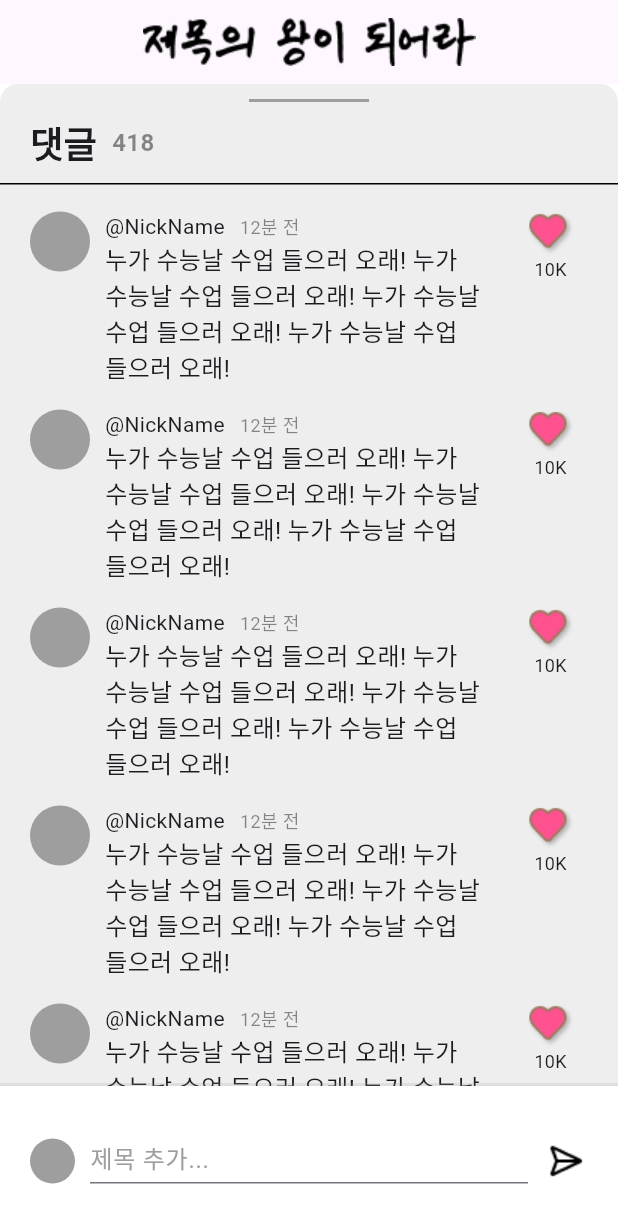
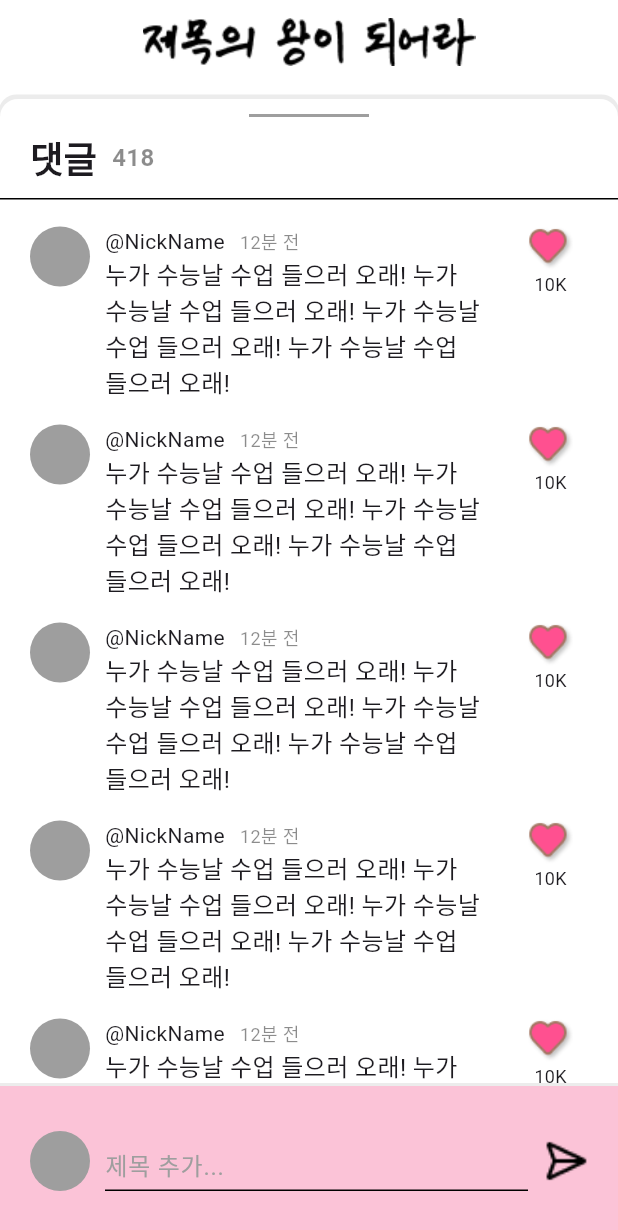
Before and after one commit to 8xc0m4/team1_det_tonryong, a Flutter app: the screen it shows after launch, on a phone screen of 412 x 824 dp. Shown: the top 1230 px of the screen. Run offline on Flutter 3.47's test engine with Material 3 defaults, Android fonts, the phone set to English and light mode, and no system bars.

Commit message:
✨ comment Page UI 완료

```diff
--- a/lib/presentation/page/comment/comment_page.dart
+++ b/lib/presentation/page/comment/comment_page.dart
@@ -1,3 +1,5 @@
+import 'dart:math';
+
 import 'package:flutter/material.dart';
 import 'package:team1_det_tonryong/presentation/page/comment/views/Comments.dart';
 import 'package:team1_det_tonryong/presentation/page/comment/views/bottom_write_box.dart';
@@ -5,10 +7,15 @@ import 'package:team1_det_tonryong/presentation/page/comment/views/bottom_write_
 class CommentPage extends StatelessWidget {
   @override
   Widget build(BuildContext context) {
-    return Scaffold(
+    return GestureDetector(
+      onTap: () {
+        FocusScope.of(context).unfocus();
+      },
+      child: Scaffold(
         backgroundColor: Colors.white,
         appBar: AppBar(
-        foregroundColor: Colors.white,
+          scrolledUnderElevation: 0,
+          backgroundColor: Colors.white,
           elevation: 0,
           centerTitle: true,
           title: Image.asset(
@@ -17,12 +24,22 @@ class CommentPage extends StatelessWidget {
         ),
         body: Column(
           children: [
+            SizedBox(
+              height: 10,
+            ),
             Expanded(
               child: Container(
                 padding: EdgeInsets.only(top: 10),
                 width: double.infinity,
                 decoration: BoxDecoration(
-                color: Colors.grey[200],
+                  boxShadow: [
+                    BoxShadow(
+                      color: Colors.grey.withValues(alpha: 0.2),
+                      spreadRadius: 1,
+                      offset: Offset(0, -2),
+                    ),
+                  ],
+                  color: Colors.white,
                   borderRadius: BorderRadius.vertical(
                     top: Radius.circular(12),
                   ),
@@ -103,6 +120,7 @@ class CommentPage extends StatelessWidget {
             BottomWritBox(),
           ],
         ),
+      ),
     );
   }
 }
--- a/lib/presentation/page/comment/views/bottom_write_box.dart
+++ b/lib/presentation/page/comment/views/bottom_write_box.dart
@@ -11,7 +11,7 @@ class BottomWritBox extends StatelessWidget {
       width: double.infinity,
       height: 100,
       decoration: BoxDecoration(
-        color: Colors.white,
+        color: Color(0xffFBC3D7),
         boxShadow: [
           BoxShadow(
             color: Colors.grey.withValues(alpha: 0.2),
@@ -27,8 +27,8 @@ class BottomWritBox extends StatelessWidget {
           child: Row(
             children: [
               Container(
-                width: 30,
-                height: 30,
+                width: 40,
+                height: 40,
                 decoration: BoxDecoration(
                   color: Colors.grey,
                   shape: BoxShape.circle,
@@ -39,13 +39,24 @@ class BottomWritBox extends StatelessWidget {
               ),
               Flexible(
                 child: Container(
-                  height: 30,
+                  height: 40,
                   child: TextField(
                     decoration: InputDecoration(
                       hintText: '제목 추가...',
                       hintStyle: TextStyle(
                         fontSize: 16,
                         color: Colors.grey,
+                      ),
+                      enabledBorder: UnderlineInputBorder(
+                        borderSide: BorderSide(
+                          color: Colors.black,
+                        ),
+                      ),
+                      focusedBorder: OutlineInputBorder(
+                        borderRadius: BorderRadius.circular(12),
+                        borderSide: BorderSide(
+                          color: Colors.black,
+                        ),
                       ),
                     ),
                   ),
@@ -57,7 +68,10 @@ class BottomWritBox extends StatelessWidget {
               SizedBox(
                 width: 30,
                 height: 30,
-                child: Image.asset('assets/icon/send.png'),
+                child: Image.asset(
+                  'assets/icon/send.png',
+                  fit: BoxFit.cover,
+                ),
               ),
             ],
           ),
```
Lines whose indentation alone changed are shown as unchanged.
